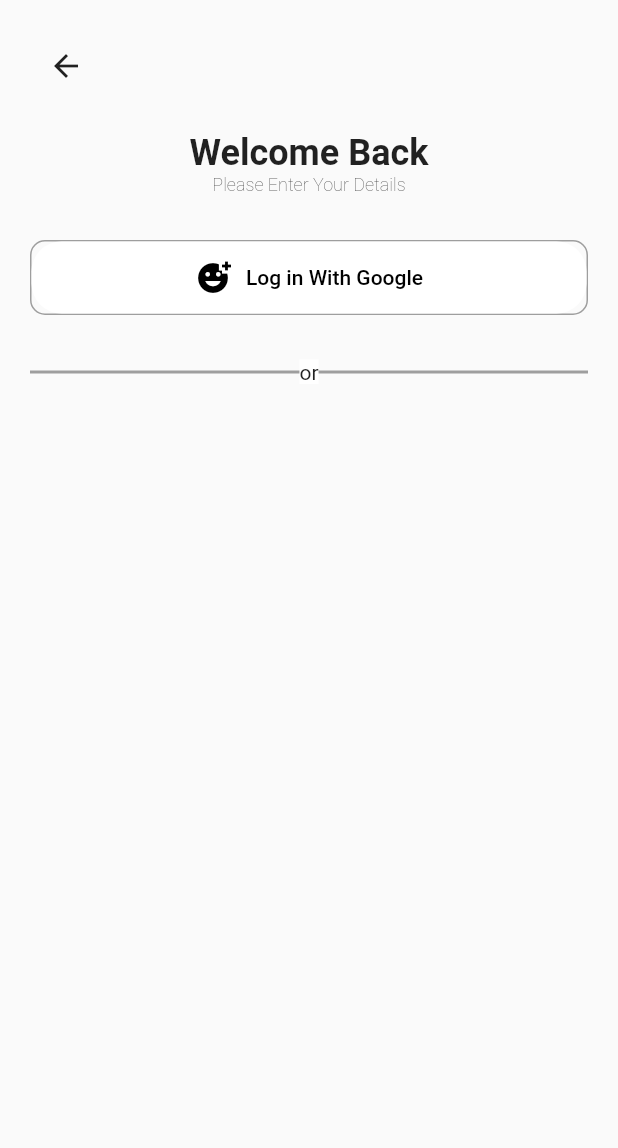
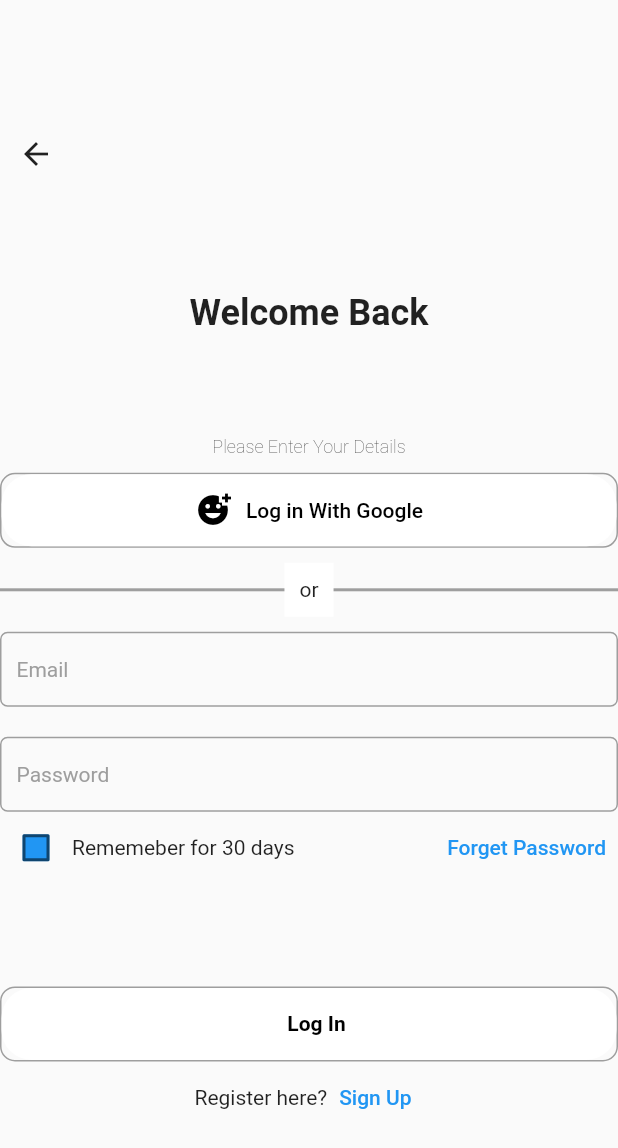
Before and after one commit to Aakash574/CRTDHackathonProject, a Flutter app: the LandingPage widget shown alone on an empty page, opened directly, after a tap on "Get Started", on a phone screen of 412 x 824 dp. Shown: the top 1148 px of the screen. Run offline on Flutter 3.47's test engine with Material 2 defaults, Android fonts, the phone set to English and light mode, and no system bars; network calls fail.

Commit message:
Login SignUp Page

```diff
--- a/lib/main.dart
+++ b/lib/main.dart
@@ -1,18 +1,14 @@
 import 'package:flutter/material.dart';
+import 'package:hackathon_project/pages/signUpPage.dart';
 import 'pages/LandingPage.dart';
 
 void main() {
   runApp(const HackathonProject());
 }
 
-class HackathonProject extends StatefulWidget {
+class HackathonProject extends StatelessWidget {
   const HackathonProject({super.key});
 
-  @override
-  State<HackathonProject> createState() => _HackathonProjectState();
-}
-
-class _HackathonProjectState extends State<HackathonProject> {
   @override
   Widget build(BuildContext context) {
     return const MaterialApp(
@@ -20,7 +16,8 @@ class _HackathonProjectState extends State<HackathonProject> {
       home: Scaffold(
         body: SingleChildScrollView(
           child: SafeArea(
-            child: LandingPage(),
+            // child: LandingPage(),
+            child: SignUpPage(),
           ),
         ),
       ),
--- a/lib/pages/landingpage.dart
+++ b/lib/pages/landingpage.dart
@@ -2,7 +2,7 @@
 
 import 'package:flutter/material.dart';
 import 'package:hackathon_project/const.dart';
-import 'package:hackathon_project/pages/loignSignupPage.dart';
+import 'package:hackathon_project/pages/loginPage.dart';
 
 class LandingPage extends StatelessWidget {
   const LandingPage({super.key});
@@ -14,14 +14,19 @@ class LandingPage extends StatelessWidget {
         height: 740,
         color: Colors.white,
         // alignment: Alignment.center,
-        child: Column(
+        child: Row(
           mainAxisAlignment: MainAxisAlignment.center,
-          crossAxisAlignment: CrossAxisAlignment.center,
           children: [
+            Column(
+              mainAxisAlignment: MainAxisAlignment.center,
+              children: [
+                // Spacer(),
                 Image(
                   image: NetworkImage(
-                  "https://media.istockphoto.com/id/1210803911/vector/people-working-together-hackathon-vector-flat-illustration-programmers-work-with-data.jpg?s=612x612&w=0&k=20&c=yoTjL26kAyCebnpuA-DelwoSOf1EBmazkl8HKragWTw="),
+                      "https://media.licdn.com/dms/image/C4E0BAQEGfke4fZtFWw/company-logo_200_200/0/1676560286028?e=2147483647&v=beta&t=X8Wk6YuWFevovy9Js96ZtDVyu7s0tHS8wwGZnTRI1ko"),
                 ),
+                SizedBox(height: 20),
+                Text("Text"),
                 SizedBox(height: 20),
                 Container(
                   // color: Colors.red,
@@ -30,12 +35,13 @@ class LandingPage extends StatelessWidget {
                       Navigator.push(
                         context,
                         MaterialPageRoute(
-                        builder: (context) => const LoginSignUpPage()),
+                          builder: (context) => const LoginPage(),
+                        ),
                       );
                     },
                     style: ButtonStyle(
                       backgroundColor: MaterialStatePropertyAll(
-                    MyColors.primaryColor,
+                        Color.fromARGB(255, 0, 20, 131),
                       ),
                       padding: MaterialStatePropertyAll(
                         EdgeInsets.symmetric(vertical: 20, horizontal: 15),
@@ -53,6 +59,8 @@ class LandingPage extends StatelessWidget {
                 ),
               ],
             ),
+          ],
+        ),
       ),
     );
   }
--- /dev/null
+++ b/lib/pages/loginPage.dart
@@ -0,0 +1,272 @@
+// ignore_for_file: prefer_const_constructors, prefer_const_literals_to_create_immutables
+
+import 'package:flutter/material.dart';
+import 'package:flutter/src/widgets/framework.dart';
+import 'package:flutter/src/widgets/placeholder.dart';
+
+class LoginPage extends StatefulWidget {
+  const LoginPage({super.key});
+
+  @override
+  State<LoginPage> createState() => _LoginPageState();
+}
+
+class _LoginPageState extends State<LoginPage> {
+  bool isChecked = false;
+
+  @override
+  Widget build(BuildContext context) {
+    Color getColor(Set<MaterialState> states) {
+      const Set<MaterialState> interactiveStates = <MaterialState>{
+        MaterialState.pressed,
+        MaterialState.hovered,
+        MaterialState.focused,
+      };
+      if (states.any(interactiveStates.contains)) {
+        return Colors.blue;
+      }
+      return Colors.blue;
+    }
+
+    return Scaffold(
+      body: SafeArea(
+        child: Container(
+          margin: EdgeInsets.only(
+            top: 10,
+          ),
+          child: Column(
+            mainAxisAlignment: MainAxisAlignment.spaceEvenly,
+            children: [
+              Row(
+                mainAxisAlignment: MainAxisAlignment.spaceBetween,
+                children: [
+                  IconButton(
+                    onPressed: () {},
+                    icon: Icon(Icons.arrow_back),
+                  ),
+                ],
+              ),
+              Text(
+                "Welcome Back",
+                style: TextStyle(
+                  fontWeight: FontWeight.w600,
+                  fontSize: 24,
+                ),
+              ),
+              Column(
+                mainAxisAlignment: MainAxisAlignment.center,
+                children: [
+                  Text(
+                    "Please Enter Your Details",
+                    style: TextStyle(
+                      fontSize: 12,
+                      fontWeight: FontWeight.w200,
+                    ),
+                  ),
+                  SizedBox(
+                    height: 10,
+                  ),
+                  Container(
+                    decoration: BoxDecoration(
+                      border: Border.all(
+                        width: 1,
+                        color: Colors.grey,
+                      ),
+                      borderRadius: BorderRadius.circular(10),
+                    ),
+                    height: 50,
+                    child: ElevatedButton(
+                      style: ButtonStyle(
+                        backgroundColor: MaterialStatePropertyAll(Colors.white),
+                        shadowColor:
+                            MaterialStatePropertyAll(Colors.transparent),
+                        shape:
+                            MaterialStateProperty.all<RoundedRectangleBorder>(
+                          RoundedRectangleBorder(
+                            borderRadius: BorderRadius.circular(20),
+                          ),
+                        ),
+                      ),
+                      onPressed: () {},
+                      child: Row(
+                        mainAxisAlignment: MainAxisAlignment.center,
+                        children: [
+                          Icon(
+                            Icons.add_reaction_sharp,
+                            color: Colors.black,
+                          ),
+                          SizedBox(width: 10),
+                          Text(
+                            "Log in With Google",
+                            style: TextStyle(color: Colors.black),
+                          )
+                        ],
+                      ),
+                    ),
+                  ),
+                  SizedBox(
+                    height: 10,
+                  ),
+                  Stack(
+                    alignment: Alignment.center,
+                    children: [
+                      Container(
+                        decoration: BoxDecoration(
+                          border: Border.all(
+                            width: 1,
+                            color: Colors.grey,
+                          ),
+                          color: Colors.black,
+                        ),
+                      ),
+                      Container(
+                        padding: EdgeInsets.all(10),
+                        color: Colors.white,
+                        child: Text(
+                          "or",
+                          style: TextStyle(
+                            backgroundColor: Colors.white,
+                          ),
+                        ),
+                      ),
+                    ],
+                  ),
+                  SizedBox(
+                    height: 10,
+                  ),
+                  Container(
+                    decoration: BoxDecoration(
+                      // color: Colors.red,
+                      border: Border.all(
+                        width: 1,
+                        color: Colors.grey,
+                      ),
+                      borderRadius: BorderRadius.circular(5),
+                    ),
+                    padding: EdgeInsets.only(left: 10),
+                    child: TextFormField(
+                      cursorColor: Colors.grey,
+                      cursorHeight: 22,
+                      decoration: InputDecoration(
+                        border: InputBorder.none,
+                        hintText: "Email",
+                        hintStyle: TextStyle(
+                          color: Colors.grey,
+                          fontSize: 14,
+                        ),
+                      ),
+                    ),
+                  ),
+                  SizedBox(
+                    height: 20,
+                  ),
+                  Container(
+                    decoration: BoxDecoration(
+                      // color: Colors.red,
+                      border: Border.all(
+                        width: 1,
+                        color: Colors.grey,
+                      ),
+                      borderRadius: BorderRadius.circular(5),
+                    ),
+                    padding: EdgeInsets.only(left: 10),
+                    child: TextFormField(
+                      cursorColor: Colors.grey,
+                      cursorHeight: 22,
+                      decoration: InputDecoration(
+                        border: InputBorder.none,
+                        hintText: "Password",
+                        hintStyle: TextStyle(
+                          color: Colors.grey,
+                          fontSize: 14,
+                        ),
+                      ),
+                    ),
+                  ),
+                  Row(
+                    children: [
+                      Container(
+                        child: Checkbox(
+                          checkColor: Colors.white,
+                          fillColor:
+                              MaterialStateProperty.resolveWith(getColor),
+                          value: isChecked,
+                          onChanged: (bool? value) {
+                            setState(() {
+                              isChecked = value!;
+                            });
+                          },
+                        ),
+                      ),
+                      Text("Rememeber for 30 days"),
+                      Spacer(),
+                      TextButton(
+                        onPressed: () {},
+                        child: Text("Forget Password"),
+                      ),
+                    ],
+                  ),
+                ],
+              ),
+              // Spacer(),
+              Column(
+                children: [
+                  Container(
+                    decoration: BoxDecoration(
+                      border: Border.all(
+                        width: 1,
+                        color: Colors.grey,
+                      ),
+                      borderRadius: BorderRadius.circular(10),
+                    ),
+                    height: 50,
+                    child: ElevatedButton(
+                      style: ButtonStyle(
+                        backgroundColor: MaterialStatePropertyAll(Colors.white),
+                        shadowColor:
+                            MaterialStatePropertyAll(Colors.transparent),
+                        shape:
+                            MaterialStateProperty.all<RoundedRectangleBorder>(
+                          RoundedRectangleBorder(
+                            borderRadius: BorderRadius.circular(20),
+                          ),
+                        ),
+                      ),
+                      onPressed: () {},
+                      child: Row(
+                        mainAxisAlignment: MainAxisAlignment.center,
+                        children: [
+                          SizedBox(width: 10),
+                          Text(
+                            "Log In",
+                            style: TextStyle(
+                              color: Colors.black,
+                              fontWeight: FontWeight.bold,
+                            ),
+                          )
+                        ],
+                      ),
+                    ),
+                  ),
+                  Row(
+                    mainAxisAlignment: MainAxisAlignment.center,
+                    children: [
+                      Text(
+                        "Register here?",
+                      ),
+                      TextButton(
+                        onPressed: () {},
+                        child: Text("Sign Up"),
+                        style: ButtonStyle(),
+                      ),
+                    ],
+                  )
+                ],
+              )
+            ],
+          ),
+        ),
+      ),
+    );
+  }
+}
--- a/lib/pages/loignSignupPage.dart
+++ /dev/null
@@ -1,113 +0,0 @@
-// ignore_for_file: prefer_const_constructors, prefer_const_literals_to_create_immutables
-
-import 'package:flutter/material.dart';
-import 'package:flutter/src/widgets/framework.dart';
-import 'package:flutter/src/widgets/placeholder.dart';
-
-class LoginSignUpPage extends StatelessWidget {
-  const LoginSignUpPage({super.key});
-
-  @override
-  Widget build(BuildContext context) {
-    return Scaffold(
-      body: SafeArea(
-        child: Container(
-          margin: EdgeInsets.all(20),
-          child: Column(
-            // crossAxisAlignment: CrossAxisAlignment.start,
-            children: [
-              Row(
-                mainAxisAlignment: MainAxisAlignment.spaceBetween,
-                children: [
-                  IconButton(
-                    onPressed: () {},
-                    icon: Icon(Icons.arrow_back),
-                  ),
-                ],
-              ),
-              SizedBox(
-                height: 20,
-              ),
-              Text(
-                "Welcome Back",
-                style: TextStyle(
-                  fontWeight: FontWeight.w600,
-                  fontSize: 24,
-                ),
-              ),
-              Text(
-                "Please Enter Your Details",
-                style: TextStyle(
-                  fontSize: 12,
-                  fontWeight: FontWeight.w200,
-                ),
-              ),
-              SizedBox(
-                height: 30,
-              ),
-              Container(
-                decoration: BoxDecoration(
-                  border: Border.all(
-                    width: 1,
-                    color: Colors.grey,
-                  ),
-                  borderRadius: BorderRadius.circular(10),
-                ),
-                height: 50,
-                child: ElevatedButton(
-                  style: ButtonStyle(
-                    backgroundColor: MaterialStatePropertyAll(Colors.white),
-                    shadowColor: MaterialStatePropertyAll(Colors.transparent),
-                    shape: MaterialStateProperty.all<RoundedRectangleBorder>(
-                      RoundedRectangleBorder(
-                        borderRadius: BorderRadius.circular(20),
-                      ),
-                    ),
-                  ),
-                  onPressed: () {},
-                  child: Row(
-                    mainAxisAlignment: MainAxisAlignment.center,
-                    children: [
-                      Icon(
-                        Icons.add_reaction_sharp,
-                        color: Colors.black,
-                      ),
-                      SizedBox(width: 10),
-                      Text(
-                        "Log in With Google",
-                        style: TextStyle(color: Colors.black),
-                      )
-                    ],
-                  ),
-                ),
-              ),
-              SizedBox(
-                height: 30,
-              ),
-              Stack(
-                alignment: Alignment.center,
-                children: [
-                  Container(
-                    decoration: BoxDecoration(
-                      border: Border.all(
-                        width: 1,
-                        color: Colors.grey,
-                      ),
-                      color: Colors.black,
-                    ),
-                  ),
-                  Text(
-                    "or",
-                    style: TextStyle(
-                      backgroundColor: Colors.white,
-                    ),
-                  )
-                ],
-              ),
-            ],
-          ),
-        ),
-      ),
-    );
-  }
-}
```
Also changed, not shown: lib/pages/signUpPage.dart (added, +231 -0 lines). Lines whose indentation alone changed are shown as unchanged.
